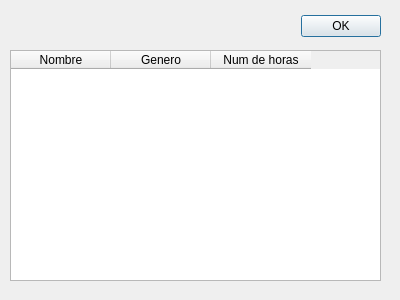
Old version of the form Python/listar2.ui in the repository pgarman608/SGE.
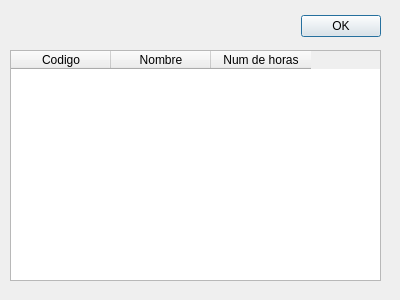
New version of the form.

Patch:
```diff
--- a/Python/listar2.ui
+++ b/Python/listar2.ui
@@ -58,7 +58,7 @@
    </property>
    <column>
     <property name="text">
-     <string>Nombre</string>
+     <string>Codigo</string>
     </property>
     <property name="background">
      <color alpha="0">
@@ -67,19 +67,10 @@
       <blue>255</blue>
      </color>
     </property>
-    <property name="foreground">
-     <brush brushstyle="NoBrush">
-      <color alpha="255">
-       <red>0</red>
-       <green>0</green>
-       <blue>0</blue>
-      </color>
-     </brush>
-    </property>
    </column>
    <column>
     <property name="text">
-     <string>Genero</string>
+     <string>Nombre</string>
     </property>
     <property name="background">
      <color alpha="0">
@@ -88,15 +79,6 @@
       <blue>255</blue>
      </color>
     </property>
-    <property name="foreground">
-     <brush brushstyle="NoBrush">
-      <color alpha="255">
-       <red>0</red>
-       <green>0</green>
-       <blue>0</blue>
-      </color>
-     </brush>
-    </property>
    </column>
    <column>
     <property name="text">
```
